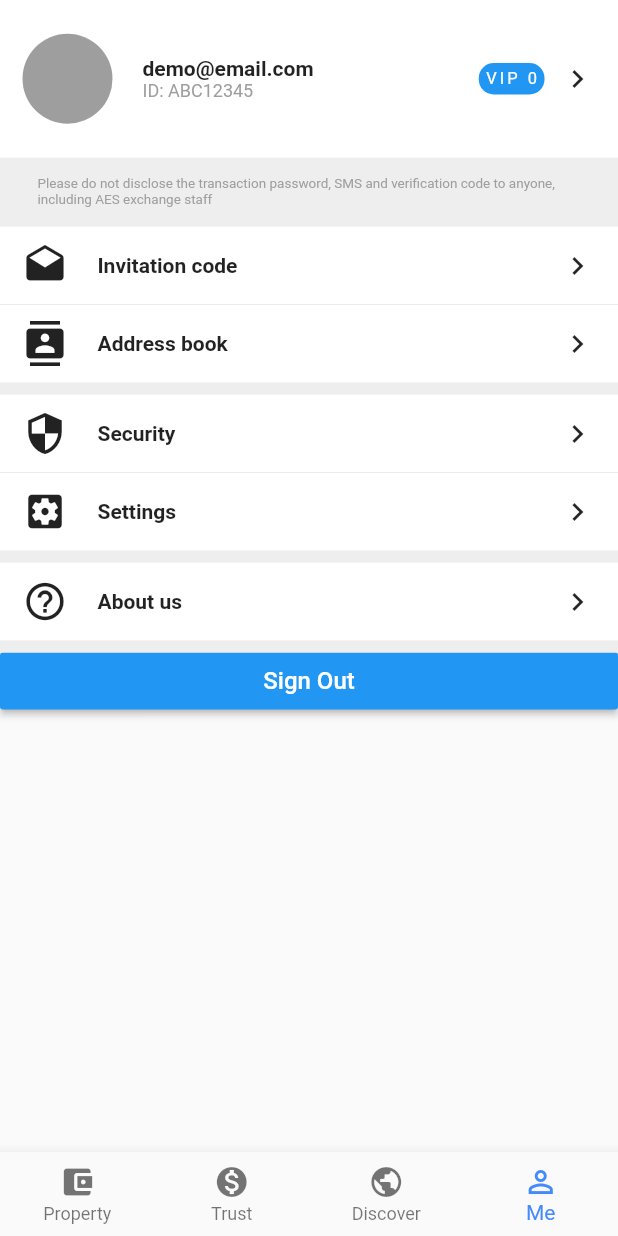
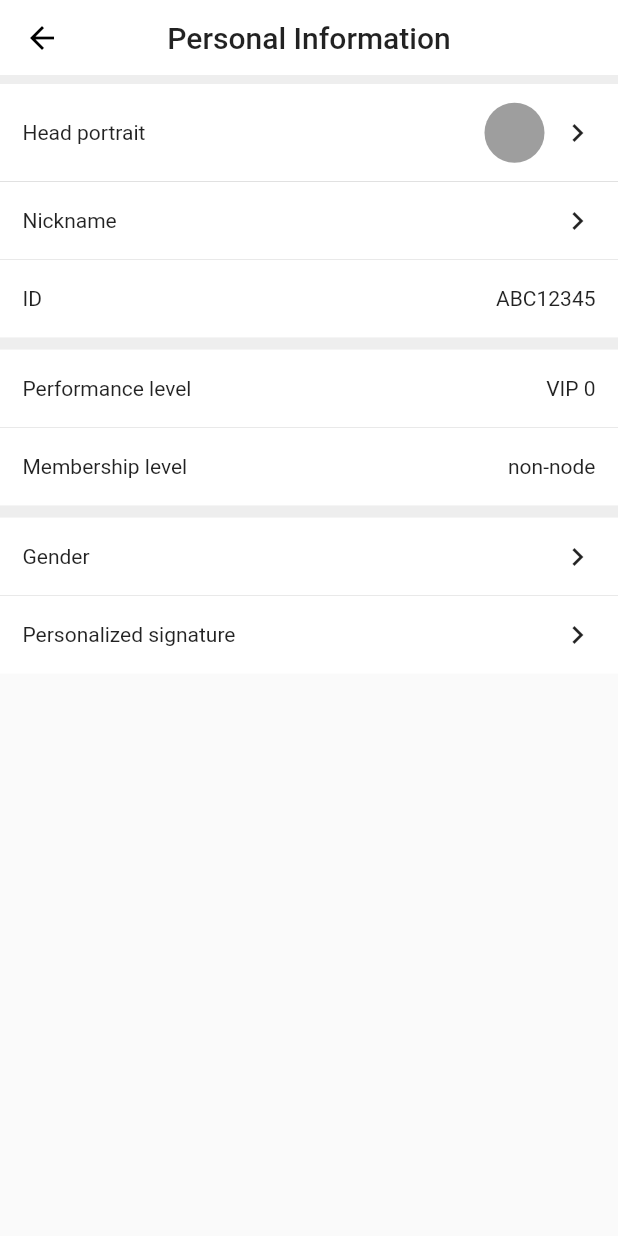
Before and after one commit to YNVoon/aes-exchange, a Flutter app: the screen it shows after launch, item 4 of the bottom bar chosen, after a tap on "demo@email.com", on a phone screen of 412 x 824 dp. Run offline on Flutter 3.47's test engine with Material 2 defaults, Android fonts, the phone set to English and light mode, and no system bars; drawn by our look-alikes of pull_to_refresh.

Commit message:
Added performance ui widget

```diff
--- /dev/null
+++ b/lib/model/personal_info.dart
@@ -0,0 +1,9 @@
+// Personal Info List Model
+
+class PersonalInfo {
+  final String title;
+  final String value;
+  final String navigation;
+
+  PersonalInfo(this.title, this.value, this.navigation);
+}
--- /dev/null
+++ b/lib/personal_info_widget.dart
@@ -0,0 +1,154 @@
+import 'package:flutter/material.dart';
+import 'model/personal_info.dart';
+
+class PersonalInfoPage extends StatefulWidget {
+  PersonalInfoPage({Key key}) : super(key: key);
+
+  _PersonalInfoPageState createState() => _PersonalInfoPageState();
+}
+
+class _PersonalInfoPageState extends State<PersonalInfoPage> {
+
+  List<List<PersonalInfo>> _personalInfoList = [
+    [PersonalInfo("Nickname", "icon", "nickname"), PersonalInfo("ID", "ABC12345", "id")],
+    [PersonalInfo("Performance level", "VIP 0", "performance_level"), PersonalInfo("Membership level", "non-node", "membership_level")],
+    [PersonalInfo("Gender", "icon", "gender"), PersonalInfo("Personalized signature", "icon", "personalize_signature")]
+  ];
+
+  Widget _buildPersonalInfoRow(PersonalInfo personalInfo, int index) {
+    return GestureDetector(
+      onTap: () {
+        print(personalInfo.title);
+      },
+      child: Column(
+        children: <Widget>[
+          Container(
+            padding: EdgeInsets.only(left: 15.0, right: 15.0, top: 10.0, bottom: 10.0),
+            color: Colors.white,
+            width: MediaQuery.of(context).size.width,
+            height: 52.0,
+            child: Row(
+              children: <Widget>[
+                Container(
+                  width: 200.0,
+                  child: Text(personalInfo.title, textAlign: TextAlign.start),
+                ),
+                Spacer(),
+                personalInfo.value == "icon" ? Icon(Icons.chevron_right) : Text(personalInfo.value, textAlign: TextAlign.end),
+              ],
+            ),
+          ),
+          _personalInfoList[index].indexOf(personalInfo) != _personalInfoList[index].length - 1 ? Divider(
+            color: Colors.grey,
+            thickness: 0.3,
+            height: 0.0,
+          ) : Container(padding: index == _personalInfoList.length - 1 ? EdgeInsets.all(0.0) : EdgeInsets.all(4.0), color: Color(0xFFEEEEEE),)
+        ],
+      ),
+    );
+  }
+
+  @override
+  Widget build(BuildContext context) {
+    return Scaffold(
+      backgroundColor: Color(0xFFFAFAFA),
+      appBar: PreferredSize(
+        preferredSize: Size.fromHeight(50.0),
+        child: AppBar(
+          // leading: IconButton(icon:Icon(Icons.arrow_back),
+          //   onPressed:() => Navigator.pop(context),
+          // ),
+          centerTitle: true,
+          elevation: 0.0,
+          title: Text(
+            "Personal Information",
+            style: Theme.of(context).textTheme.title
+          ),
+        ),
+      ),
+      body: CustomScrollView(
+        slivers: <Widget>[
+          SliverToBoxAdapter(
+            child: Container(
+              color: Color(0xFFEEEEEE),
+              padding: EdgeInsets.all(3.0),
+            ),
+          ),
+          SliverToBoxAdapter(
+            child: GestureDetector(
+              onTap: () {
+                print("Head portrait");
+              },
+              child: Column(
+                children: <Widget>[
+                  Container(
+                    padding: EdgeInsets.only(left: 15.0, right: 15.0, top: 10.0, bottom: 10.0),
+                    color: Colors.white,
+                    width: MediaQuery.of(context).size.width,
+                    height: 65.0,
+                    child: Row(
+                      children: <Widget>[
+                        Container(
+                          width: 200.0,
+                          // margin: EdgeInsets.only(left: 20.0),
+                          child: Container(
+                            width: MediaQuery.of(context).size.width,
+                            child: Text("Head portrait", textAlign: TextAlign.start),
+                          ),
+                        ),
+                        Spacer(),
+                        Row(
+                          mainAxisAlignment: MainAxisAlignment.center,
+                          crossAxisAlignment: CrossAxisAlignment.center,
+                          children: <Widget>[
+                            CircleAvatar(
+                              backgroundColor: Colors.grey,
+                              radius: 20.0,
+                            ),
+                            Container(
+                              margin: EdgeInsets.only(left: 10.0),
+                              child: Icon(Icons.chevron_right),
+                            )
+                          ],
+                        )
+                      ],
+                    ),
+                  ),
+                  Divider(
+                    color: Colors.grey,
+                    thickness: 0.2,
+                    height: 0.0,
+                  )
+                ],
+              )
+            ),
+          ),
+          SliverList(
+            delegate: SliverChildListDelegate(
+              [
+                _buildPersonalInfoRow(_personalInfoList[0][0], 0),
+                _buildPersonalInfoRow(_personalInfoList[0][1], 0),
+              ]
+            ),
+          ),
+          SliverList(
+            delegate: SliverChildListDelegate(
+              [
+                _buildPersonalInfoRow(_personalInfoList[1][0], 1),
+                _buildPersonalInfoRow(_personalInfoList[1][1], 1),
+              ]
+            ),
+          ),
+          SliverList(
+            delegate: SliverChildListDelegate(
+              [
+                _buildPersonalInfoRow(_personalInfoList[2][0], 2),
+                _buildPersonalInfoRow(_personalInfoList[2][1], 2),
+              ]
+            ),
+          )
+        ],
+      )
+    );
+  }
+}
--- a/lib/userprofile_widget.dart
+++ b/lib/userprofile_widget.dart
@@ -2,6 +2,8 @@ import 'package:flutter/material.dart';
 import 'package:pull_to_refresh/pull_to_refresh.dart';
 
 import 'model/user_profile.dart';
+
+import 'personal_info_widget.dart';
 
 class UserProfileWidget extends StatefulWidget {
   UserProfileWidget({Key key}) : super(key: key);
@@ -42,7 +44,7 @@ class _UserProfileWidgetState extends State<UserProfileWidget> {
                       margin: EdgeInsets.only(left: 20.0),
                       child: Container(
                         width: MediaQuery.of(context).size.width,
-                        child: Text(userProfile.title, textAlign: TextAlign.start, style: TextStyle(fontWeight: FontWeight.bold),),
+                        child: Text(userProfile.title, textAlign: TextAlign.start),
                       ),
                     )
                   ],
@@ -78,7 +80,10 @@ class _UserProfileWidgetState extends State<UserProfileWidget> {
           SliverToBoxAdapter(
             child: GestureDetector(
               onTap: () {
-                print("tabbed");
+                Navigator.push(
+                  context,
+                  MaterialPageRoute(builder: (context) => PersonalInfoPage())
+                );
               },
               child: Container(
                 padding: EdgeInsets.only(left: 15.0, right: 15.0, top: 10.0, bottom: 10.0),
```
Also changed, not shown: lib/main.dart (+0 -9 lines), lib/model/performance_team.dart (added, +9 -0 lines), lib/performance_widget.dart (added, +415 -0 lines), lib/property_widget.dart (+23 -0 lines), 1 other file.
